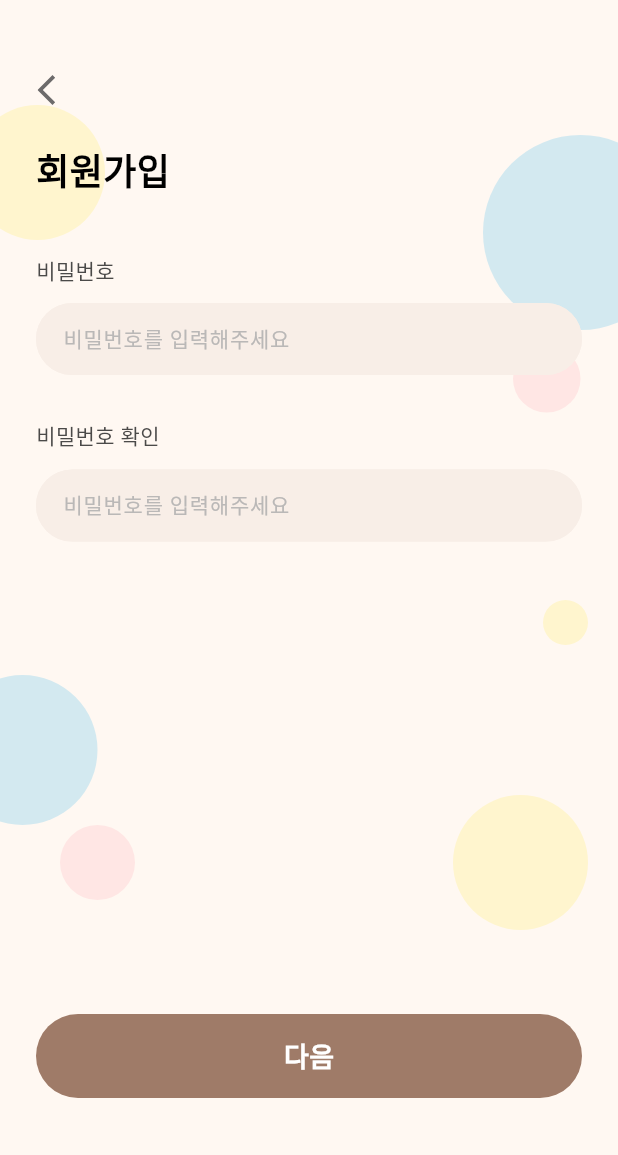
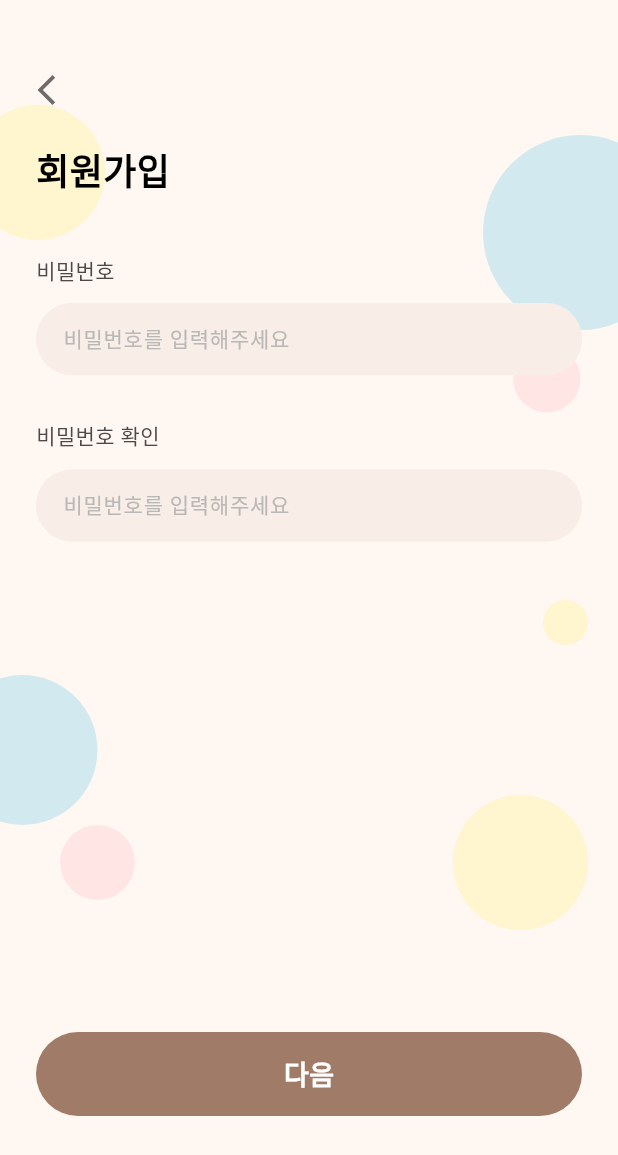
Before and after one commit to FABLOFABLO/Moly-Mobile, a Flutter app: the SignUpPage screen opened by its route, after a tap on "다음", on a phone screen of 412 x 824 dp. Shown: the top 1155 px of the screen. Run offline on Flutter 3.47's test engine with Material 3 defaults, Android fonts, the phone set to English and light mode, and no system bars; our stand-ins replace flutter_dotenv, flutter_svg, geolocator, go_router; missing offline and left inert: kakao_map_sdk; Roboto replaces fonts that are missing (SpoqaHanSansNeo).

Commit message:
style: 페이지 내부 Spacer 사용
- 동일한 패딩을 유지하고, 불필요한 SizedBox활용을 막기위하여 Spacer위젯을 활용해 남은 거리를 충분히 띄우고, 바텀 패딩을 SizedBox로 줌.

```diff
--- a/lib/features/auth/presentation/pages/sign_up_page_1.dart
+++ b/lib/features/auth/presentation/pages/sign_up_page_1.dart
@@ -37,35 +37,48 @@ class _SignInPageState extends State<SignUpPage> {
           children: [
             MolyAppBar(type: MolyAppBarType.auth),
             Expanded(
-              child: SingleChildScrollView(
+              child: LayoutBuilder(
+                builder: (context, constraints) {
+                  return SingleChildScrollView(
+                    child: ConstrainedBox(
+                      constraints: BoxConstraints(
+                        minHeight: constraints.maxHeight,
+                      ),
+                      child: IntrinsicHeight(
                         child: Column(
                           children: [
-                    const SizedBox(height: 20,),
+                            const SizedBox(height: 20),
                             Row(
                               mainAxisAlignment: MainAxisAlignment.start,
                               children: [
-                        const SizedBox(width: 24,),
+                                const SizedBox(width: 24),
                                 Text('회원가입', style: MolyTextStyle.headline3),
                               ],
                             ),
-                    const SizedBox(height: 40,),
+                            const SizedBox(height: 40),
                             MolyTextField(
                               text: '이메일',
                               hintText: '이메일을 입력해주세요',
                               controller: _nickNameController,
                               minLine: 1,
                             ),
-                    const SizedBox(height: 405),
+                            const Spacer(),
                             Padding(
-                      padding: const EdgeInsets.symmetric(horizontal: 24),
+                              padding: const EdgeInsets.symmetric(
+                                horizontal: 24,
+                              ),
                               child: MolyButton(
                                 label: '다음',
                                 onPressed: () => context.push('/signUp2'),
                               ),
                             ),
-                    const SizedBox(height: 50),
+                            const SizedBox(height: 80),
                           ],
                         ),
+                      ),
+                    ),
+                  );
+                },
               ),
             ),
           ],
--- a/lib/features/auth/presentation/pages/sign_up_page_2.dart
+++ b/lib/features/auth/presentation/pages/sign_up_page_2.dart
@@ -64,20 +64,27 @@ class _SignUpPage2State extends State<SignUpPage2> {
           children: [
             MolyAppBar(type: MolyAppBarType.auth),
             Expanded(
-              child: SingleChildScrollView(
+              child: LayoutBuilder(
+                builder: (context, constraints) {
+                  return SingleChildScrollView(
                     keyboardDismissBehavior:
                         ScrollViewKeyboardDismissBehavior.onDrag,
+                    child: ConstrainedBox(
+                      constraints: BoxConstraints(
+                        minHeight: constraints.maxHeight,
+                      ),
+                      child: IntrinsicHeight(
                         child: Column(
                           children: [
-                    const SizedBox(height: 20,),
+                            const SizedBox(height: 20),
                             Row(
                               mainAxisAlignment: MainAxisAlignment.start,
                               children: [
-                        const SizedBox(width: 24,),
+                                const SizedBox(width: 24),
                                 Text('회원가입', style: MolyTextStyle.headline3),
                               ],
                             ),
-                    const SizedBox(height: 40,),
+                            const SizedBox(height: 40),
                             MolyTextField(
                               text: '비밀번호',
                               hintText: '비밀번호를 입력해주세요',
@@ -92,17 +99,23 @@ class _SignUpPage2State extends State<SignUpPage2> {
                               minLine: 1,
                               hasError: _hasPasswordCheckError,
                             ),
-                    const SizedBox(height: 305),
+                            const Spacer(),
                             Padding(
-                      padding: const EdgeInsets.symmetric(horizontal: 24),
+                              padding: const EdgeInsets.symmetric(
+                                horizontal: 24,
+                              ),
                               child: MolyButton(
                                 label: '다음',
                                 onPressed: () => context.push('/signUp3'),
                               ),
                             ),
-                    const SizedBox(height: 50),
+                            const SizedBox(height: 80),
                           ],
                         ),
+                      ),
+                    ),
+                  );
+                },
               ),
             ),
           ],
```
Also changed, not shown: lib/features/auth/presentation/pages/sign_in_page.dart (+13 -5 lines), lib/features/auth/presentation/pages/sign_up_page_3.dart (+17 -4 lines), 1 other file. Lines whose indentation alone changed are shown as unchanged.
